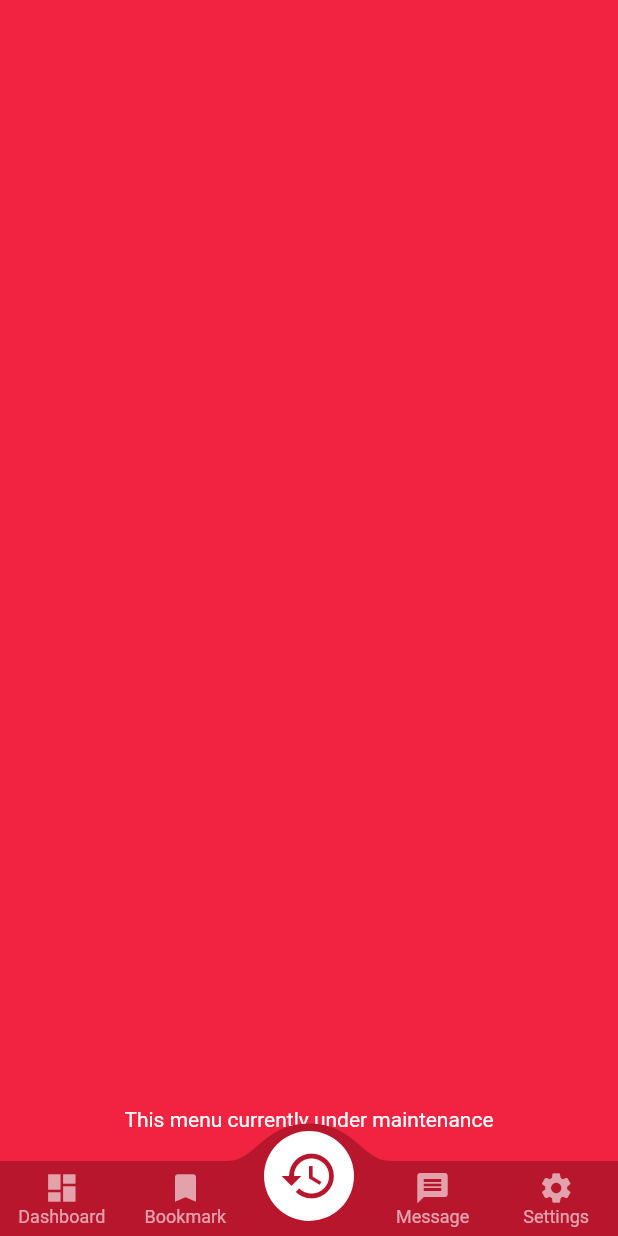
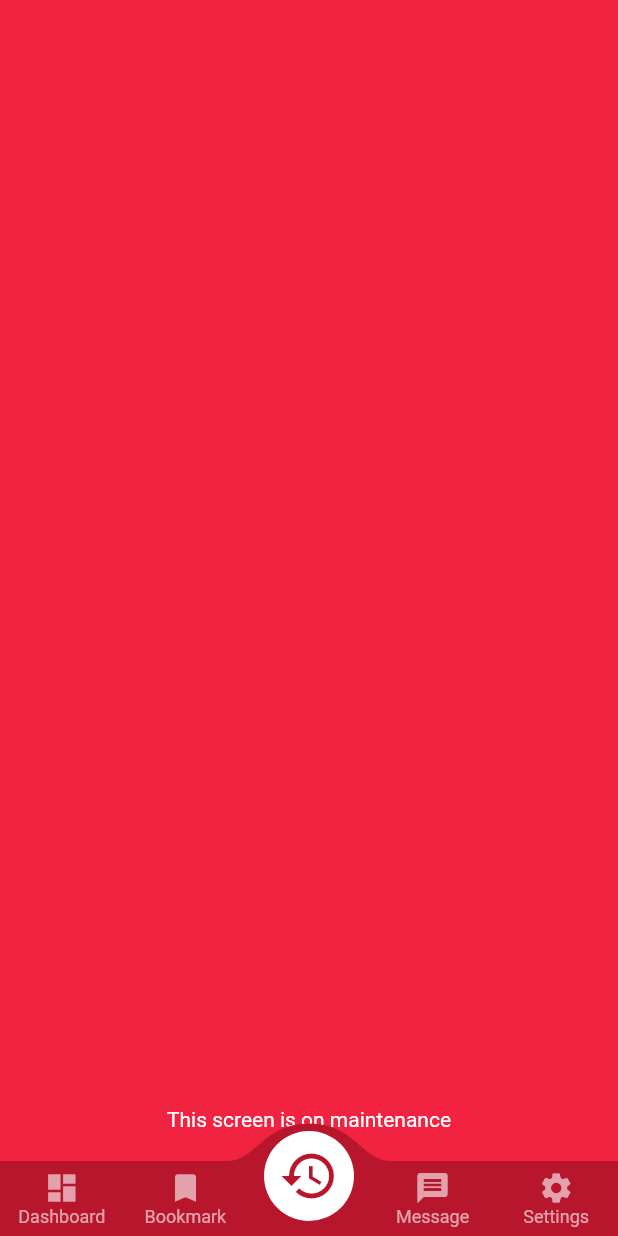
Before and after one commit to fajarpradhana/flutter-demo, a Flutter app: the MenuNavigation screen opened directly, on a phone screen of 412 x 824 dp. Run offline on Flutter 3.47's test engine with Material 2 defaults, Android fonts, the phone set to English and light mode, and no system bars; drawn by our look-alikes of convex_bottom_bar; Roboto replaces fonts that are missing (SanFrancisco).

Commit message:
Change wording

```diff
--- a/lib/screens/maintenance_screen.dart
+++ b/lib/screens/maintenance_screen.dart
@@ -29,7 +29,7 @@ class _MaintenanceScreenState extends State<MaintenanceScreen>{
             child: Container(
               padding: const EdgeInsets.all(20),
               child: const Text(
-                "This menu currently under maintenance",
+                "This screen is on maintenance",
                 style: TextStyle(color: Colors.white),
                 textAlign: TextAlign.center,
               ),
```
